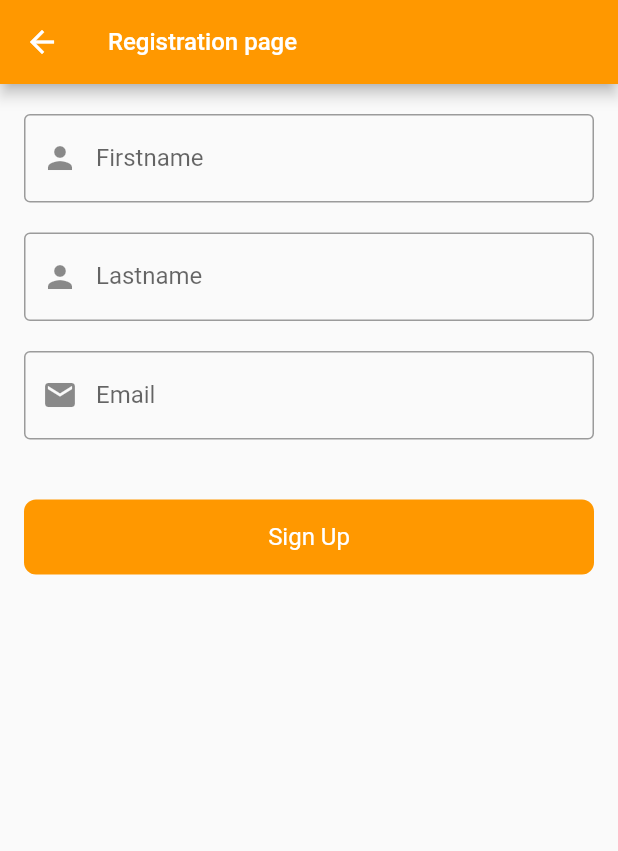
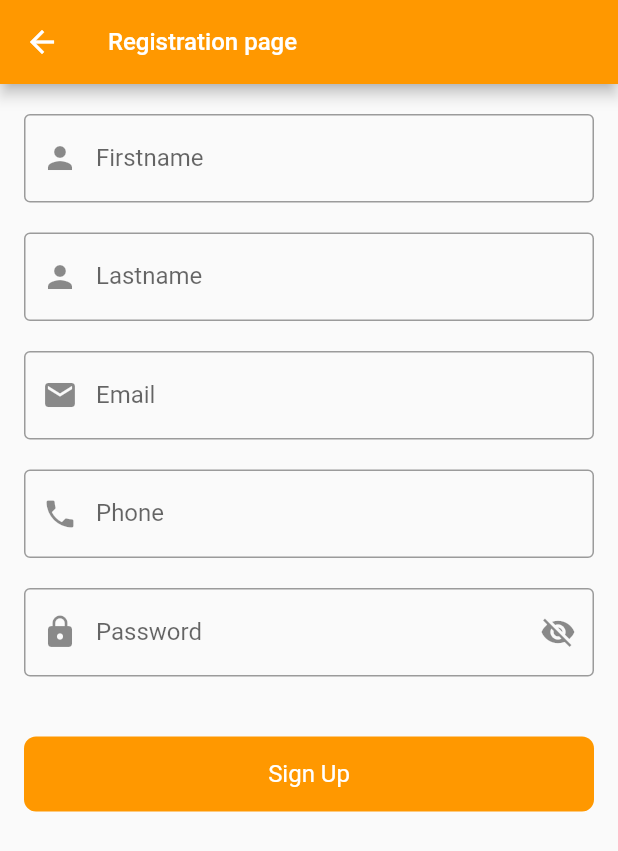
Before and after one commit to AduSaater/Academy, a Flutter app: the SignUPPage screen opened directly, on a phone screen of 412 x 824 dp. Shown: the top 851 px of the screen. Run offline on Flutter 3.47's test engine with Material 2 defaults, Android fonts, the phone set to English and light mode, and no system bars; our stand-ins replace shared_preferences; accounts and stored records are empty; network calls fail.

```diff
--- a/lib/signup_page.dart
+++ b/lib/signup_page.dart
@@ -1,3 +1,6 @@
+import 'dart:convert';
+import 'package:academy/login_screen.dart';
+import 'package:http/http.dart' as http;
 import 'package:flutter/material.dart';
 class SignUPPage extends StatefulWidget {
   const SignUPPage({Key? key}) : super(key: key);
@@ -7,6 +10,41 @@ class SignUPPage extends StatefulWidget {
 }
 
 class _SignUPPageState extends State<SignUPPage> {
+  final firstNameController = TextEditingController();
+  final lastNameController = TextEditingController();
+  final emailController = TextEditingController();
+  final phoneController = TextEditingController();
+  final passwordController = TextEditingController();
+  bool obscureText = true;
+  //API Call
+  Future<void> registerUser() async {
+    final url = Uri.parse('https://saat-auth.onrender.com/api/users');
+    final response = await http.post(
+      url,
+      body: jsonEncode({
+        "firstName": firstNameController.text,
+        "lastName": lastNameController.text,
+        "email": emailController.text,
+        "phone": phoneController.text,
+        "password": passwordController.text,
+      }),
+      headers: {
+        "Content-Type": "application/json",
+      },
+    );
+
+    if (response.statusCode == 200) {
+      // You can navigate to another screen or perform any other action here
+      Navigator.pushReplacement(context, MaterialPageRoute(builder: (builder)=>HomePage()));
+      print("User registered successfully!");
+
+    } else {
+      // User registration failed
+      print("User registration failed. Error: ${response.body}");
+      // Handle the registration failure here, e.g., show an error message.
+    }
+  }
+
   @override
   Widget build(BuildContext context) {
     return Scaffold(
@@ -21,6 +59,7 @@ class _SignUPPageState extends State<SignUPPage> {
             padding: EdgeInsets.only(left: 16.0, right: 16.0),
             child: TextFormField(
               keyboardType: TextInputType.text,
+              controller: firstNameController,
               decoration: InputDecoration(
                 labelText: "Firstname",
                 prefixIcon: Icon(Icons.person),
@@ -34,6 +73,7 @@ class _SignUPPageState extends State<SignUPPage> {
           Padding(
             padding: EdgeInsets.only(left: 16.0, right: 16.0),
             child: TextFormField(
+              controller: lastNameController,
               keyboardType: TextInputType.text,
               decoration: InputDecoration(
                 labelText: "Lastname",
@@ -47,6 +87,7 @@ class _SignUPPageState extends State<SignUPPage> {
           Padding(
             padding: EdgeInsets.only(left: 16.0, right: 16.0),
             child: TextFormField(
+              controller: emailController,
               keyboardType: TextInputType.emailAddress,
               decoration: InputDecoration(
                 labelText: "Email",
@@ -57,9 +98,50 @@ class _SignUPPageState extends State<SignUPPage> {
             ),
 
           ),
+          SizedBox(height: 20,),
+          Padding(
+            padding: EdgeInsets.only(left: 16.0, right: 16.0),
+            child: TextFormField(
+              controller: phoneController,
+              keyboardType: TextInputType.text,
+              decoration: InputDecoration(
+                labelText: "Phone",
+                prefixIcon: Icon(Icons.phone),
+                border: OutlineInputBorder(
+                ),
+              ),
+            ),
+
+          ),
+          SizedBox(height: 20,),
+          Padding(
+            padding: EdgeInsets.only(left: 16.0, right: 16.0),
+            child: TextFormField(
+              controller: passwordController,
+              obscureText: obscureText,
+              decoration: InputDecoration(
+                labelText: "Password",
+                prefixIcon: Icon(Icons.lock),
+                suffixIcon: IconButton(
+                  icon: obscureText ? Icon(Icons.visibility_off) : Icon(Icons.visibility),
+                  onPressed: (){
+                    setState(() {
+                      obscureText = !obscureText;
+                    });
+                  },
+                ),
+                border: OutlineInputBorder(
+                ),
+              ),
+            ),
+          ),
           SizedBox(height: 40,),
           Padding(
             padding: const EdgeInsets.only(left: 16.0, right: 16.0),
+            child: GestureDetector(
+              onTap: () async {
+                registerUser();
+              },
               child: Container(
                 height: 50,
                 width: MediaQuery.of(context).size.width,
@@ -70,6 +152,7 @@ class _SignUPPageState extends State<SignUPPage> {
                 child: Center(child: Text("Sign Up", style: TextStyle(color: Colors.white, fontSize: 16),)),
               ),
             ),
+          ),
         ],
       ),
     );
--- a/pubspec.yaml
+++ b/pubspec.yaml
@@ -36,7 +36,8 @@ dependencies:
   # The following adds the Cupertino Icons font to your application.
   # Use with the CupertinoIcons class for iOS style icons.
   cupertino_icons: ^1.0.2
-
+  shared_preferences: ^2.0.15
+  http: ^0.13.5
 dev_dependencies:
   flutter_test:
     sdk: flutter
```
Also changed, not shown: lib/login_screen.dart (+50 -0 lines), lib/main.dart (+7 -3 lines), pubspec.lock, 1 other file. Lines whose indentation alone changed are shown as unchanged.
